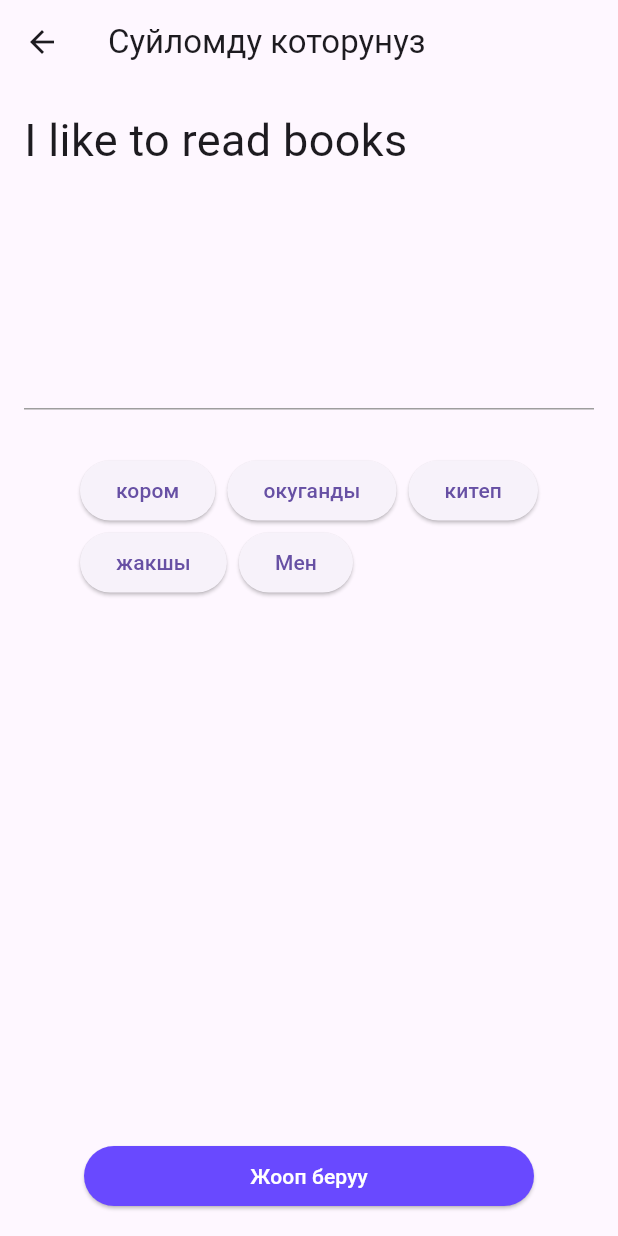
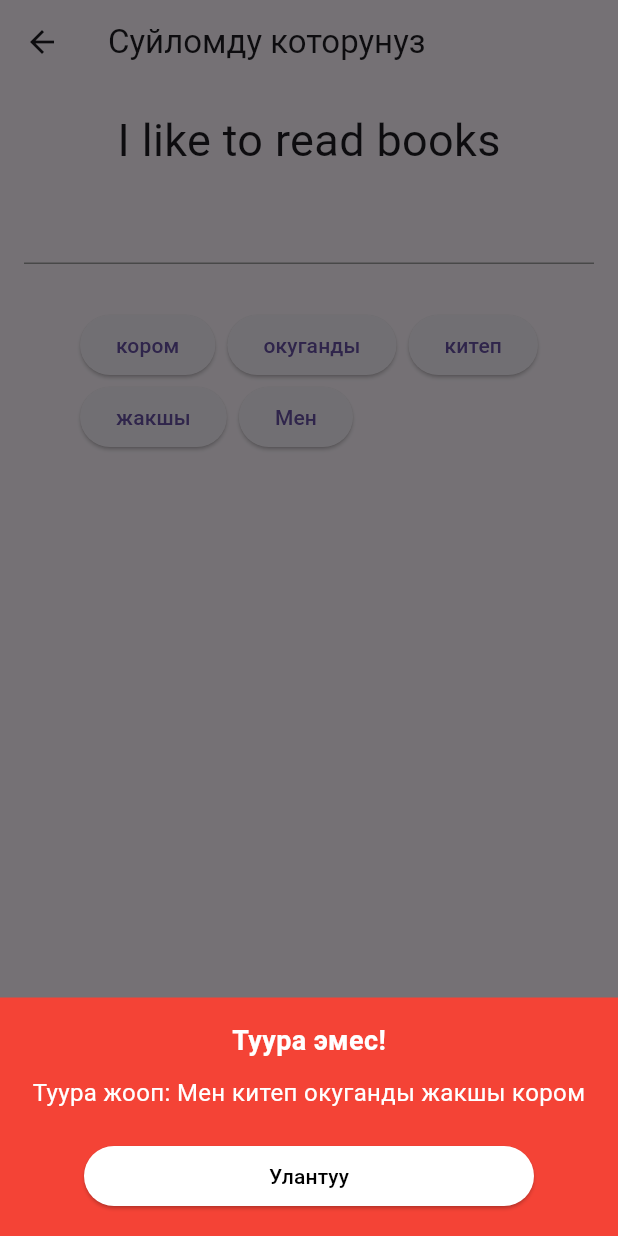
Before and after one commit to rasulbek002/online-learning, a Flutter app: the SentenceBuilderScreen screen opened directly, after a tap on "Жооп беруу", on a phone screen of 412 x 824 dp. Run offline on Flutter 3.47's test engine with Material 3 defaults, Android fonts, the phone set to English and light mode, and no system bars.

Commit message:
Modified lesson_card

```diff
--- a/lib/lessons/lesson.dart
+++ b/lib/lessons/lesson.dart
@@ -19,8 +19,7 @@ class LessonsApp extends StatelessWidget {
 
 class LessonsPage extends StatelessWidget {
   final List<Lesson> lessons = [
-    Lesson(title: "Сабак 26", subtitle: "Этиштерди үйрөнүү", isUnlocked: true, isCompleted: true),
-    Lesson(title: "Сабак 27", subtitle: "Жаны сөздөр", isUnlocked: false, isCompleted: false),
+    Lesson(title: "Саб", subtitle: "Суйлом тузуу", isUnlocked: true, isCompleted: true),
   ];
 
   @override
@@ -30,7 +29,7 @@ class LessonsPage extends StatelessWidget {
       body: SingleChildScrollView(
         child: Column(
           children: [
-            LessonCard(lesson: Lesson(title: "Сабак 26", subtitle: "Этиштерди үйрөнүү", isUnlocked: true, isCompleted: true)),
+            LessonCard(lesson: Lesson(title: "1 сабак", subtitle: "Башталгыч баскыч", isUnlocked: true, isCompleted: true)),
             Padding(
               padding: const EdgeInsets.all(20),
               child:  Column(
--- a/lib/lessons/lesson_cart.dart
+++ b/lib/lessons/lesson_cart.dart
@@ -9,21 +9,40 @@ class SentenceBuilderScreen extends StatefulWidget {
 }
 
 class _SentenceBuilderScreenState extends State<SentenceBuilderScreen> {
-  final List<String> words = [
-    "Мен",
-    "жакшы",
-    "китеп",
-    "окуганды",
-    "кором"
+  final List<Map<String, dynamic>> testCases = [
+    {
+      "sentence": "I like to read books",
+      "words": ["Мен", "жакшы", "китеп", "окуганды", "кором"],
+      "correctAnswer": "Мен китеп окуганды жакшы кором"
+    },
+    {
+      "sentence": "She loves playing piano",
+      "words": ["Ал", "пианино", "чалганды", "сүйөт"],
+      "correctAnswer": "Ал пианино чалганды сүйөт"
+    },
+    {
+      "sentence": "They are going to school",
+      "words": ["Алар", "мектепке", "баражатышат"],
+      "correctAnswer": "Алар мектепке баражатышат"
+    },
+    {
+      "sentence": "We enjoy traveling",
+      "words": ["Биз", "саякат", "кылганды", "жактырабыз"],
+      "correctAnswer": "Биз саякат кылганды жактырабыз"
+    },
+    {
+      "sentence": "He is watching a movie",
+      "words": ["Ал", "тасма", "коруп", "жатат"],
+      "correctAnswer": "Ал тасма коруп жатат"
+    }
   ];
 
-  String correctAnswer = 'Мен китеп окуганды жакшы кором';
-
+  int currentTestIndex = 0;
   bool hasAnswer = false;
   bool isAnswerCorrect = false;
-
   List<String> shuffledWords = [];
   List<String> selectedWords = [];
+  List<bool> results = [];
 
   @override
   void initState() {
@@ -32,63 +51,150 @@ class _SentenceBuilderScreenState extends State<SentenceBuilderScreen> {
   }
 
   void shuffleWords() {
-    shuffledWords = List.from(words)..shuffle(Random());
+    shuffledWords = List.from(testCases[currentTestIndex]['words'])..shuffle(Random());
     selectedWords.clear();
     setState(() {});
   }
 
-  void handleAnswer(){
+  void handleAnswer() {
+    setState(() {
       hasAnswer = true;
+      isAnswerCorrect = selectedWords.join(' ') == testCases[currentTestIndex]['correctAnswer'];
+      results.add(isAnswerCorrect);
+    });
+    showResultBottomSheet();
+  }
 
-    if(selectedWords.join(' ') == correctAnswer) {
+  void showResultBottomSheet() {
+    showModalBottomSheet(
+      shape: RoundedRectangleBorder(borderRadius: BorderRadius.zero),
+      context: context,
+      backgroundColor: isAnswerCorrect ? Colors.green : Colors.red,
+      builder: (context) {
+        return SizedBox(
+          width: double.infinity,
+          child: Padding(
+            padding: const EdgeInsets.all(16.0),
+            child: Column(
+              mainAxisSize: MainAxisSize.min,
+              children: [
+                Text(
+                  isAnswerCorrect ? "Туура!" : "Туура эмес!",
+                  style: TextStyle(
+                    fontSize: 18,
+                    fontWeight: FontWeight.bold,
+                    color: Colors.white,
+                  ),
+                ),
+                if (!isAnswerCorrect) ...[
+                  SizedBox(height: 10),
+                  Text(
+                    "Туура жооп: ${testCases[currentTestIndex]['correctAnswer']}",
+                    style: TextStyle(
+                      fontSize: 16,
+                      color: Colors.white,
+                    ),
+                    textAlign: TextAlign.center,
+                  ),
+                ],
+                SizedBox(height: 20),
+                MainButton(
+                  onPressed: () {
+                    Navigator.pop(context);
+                    if (currentTestIndex < testCases.length - 1) {
                       setState(() {
-        isAnswerCorrect = true;
+                        currentTestIndex++;
+                        shuffleWords();
                       });
                     } else {
+                      showFinalResults();
+                    }
+                  },
+                  buttonText: 'Улантуу',
+                  bgColor: 0xFFFFFFFF,
+                  textColor: Colors.black,
+                )
+              ],
+            ),
+          ),
+        );
+      },
+    );
+  }
+
+  void showFinalResults() {
+    showModalBottomSheet(
+      context: context,
+      backgroundColor: Colors.blue,
+      builder: (context) {
+        return SizedBox(
+          width: double.infinity,
+          child: Padding(
+            padding: const EdgeInsets.all(16.0),
+            child: Column(
+              mainAxisSize: MainAxisSize.min,
+              children: [
+                Text(
+                  "Сынактын жыйынтыгы",
+                  style: TextStyle(fontSize: 20, fontWeight: FontWeight.bold, color: Colors.white),
+                ),
+                SizedBox(height: 10),
+                ...results.asMap().entries.map((entry) => Text(
+                  "Суроо ${entry.key + 1}: ${entry.value ? "Туура" : "Туура эмес"}",
+                  style: TextStyle(fontSize: 16, color: Colors.white),
+                )),
+                SizedBox(height: 20),
+                MainButton(
+                  onPressed: () {
+                    Navigator.pop(context);
                     setState(() {
-        isAnswerCorrect = true;
+                      currentTestIndex = 0;
+                      results.clear();
+                      shuffleWords();
                     });
-    }
+                  },
+                  buttonText: 'Кайра баштоо',
+                  bgColor:0xFFFFFFFF,
+                  textColor: Colors.black,
+                )
+              ],
+            ),
+          ),
+        );
+      },
+    );
   }
 
   void selectWord(String word) {
     setState(() {
-      selectedWords = List.from(selectedWords)..add(word);
-      shuffledWords = List.from(shuffledWords)..remove(word);
+      selectedWords.add(word);
+      shuffledWords.remove(word);
     });
   }
 
   void removeSelectedWord(String word) {
     setState(() {
-      selectedWords = List.from(selectedWords)..remove(word);
-      shuffledWords = List.from(shuffledWords)..add(word);
+      selectedWords.remove(word);
+      shuffledWords.add(word);
     });
   }
 
   @override
   Widget build(BuildContext context) {
     return Scaffold(
-      appBar: AppBar(title: const Text("Суйломду которунуз" )),
+      appBar: AppBar(title: const Text("Суйломду которунуз")),
       body: Padding(
         padding: const EdgeInsets.all(16.0),
         child: Column(
           mainAxisSize: MainAxisSize.min,
           children: [
-              Container(
-                height: 40,
-                child: Align(
-                  alignment: Alignment.centerLeft,  // Ensures text is aligned to the left
-                  child: const Text(
-                    'I like to read books',
+            Text(
+              testCases[currentTestIndex]['sentence'],
               style: TextStyle(fontSize: 30),
               textAlign: TextAlign.left,
             ),
-                ),
-              ),
             const SizedBox(height: 30),
-              Container(
-                height: 100,
-                child: Wrap(
+            Wrap(
               spacing: 8.0,
               children: selectedWords.map((word) {
                 return ElevatedButton(
@@ -97,11 +203,10 @@ class _SentenceBuilderScreenState extends State<SentenceBuilderScreen> {
                 );
               }).toList(),
             ),
-              ),
             const SizedBox(height: 30),
             Container(
-                height: 1.0,            // Height of the line
-                color: Colors.grey,    // Color of the line
+              height: 1.0,
+              color: Colors.grey,
             ),
             const SizedBox(height: 30),
             Wrap(
@@ -113,40 +218,16 @@ class _SentenceBuilderScreenState extends State<SentenceBuilderScreen> {
                 );
               }).toList(),
             ),
-
             const Spacer(),
             MainButton(
-                  onPressed: () {
-                    showModalBottomSheet(
-                      shape: RoundedRectangleBorder(borderRadius: BorderRadius.zero),
-                      context: context,
-                      backgroundColor: Color(#F75555),
-                      builder: (context) {
-                        return SizedBox(
-                          width: double.infinity,
-                          child: Column(
-                            mainAxisSize: MainAxisSize.min,
-                            children: [
-                              Text("This is a modal bottom sheet",
-                                  style: TextStyle(fontSize: 18, fontWeight: FontWeight.bold)),
-                              SizedBox(height: 10),
-                              ElevatedButton(
-                                onPressed: () => Navigator.pop(context),
-                                child: Text("Close"),
-                              ),
-                            ],
-                          ),
-                        );
-                      },
-                    );
-                  },
+              onPressed: handleAnswer,
               buttonText: 'Жооп беруу',
-                  bgColor:0xFF6949FF,
+              bgColor: 0xFF6949FF,
               textColor: const Color(0xFFFFFFFF),
             ),
           ],
         ),
-         )
+      ),
     );
   }
 }
```
Lines whose indentation alone changed are shown as unchanged.
